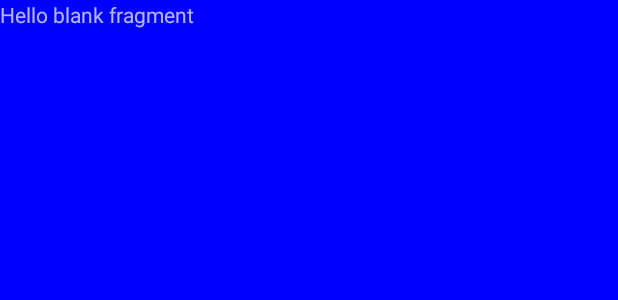
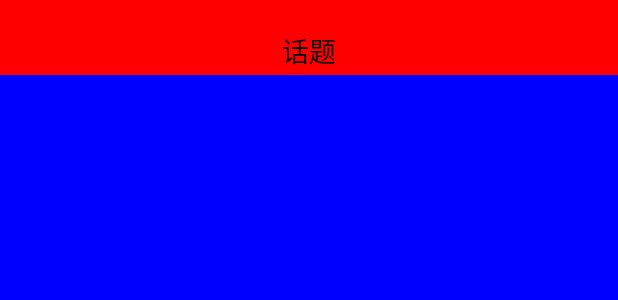
Before and after one commit to ClodWinter/CloseEye, an Android app: the layout fragment_discovery.xml on its own in the app's theme, with its tools: preview values and no code run, on a phone screen of 412 x 824 dp. Shown: the top 300 px of the screen. Run offline under Robolectric (Android 15) with nearby library versions, the light colour scheme and no system bars.

Commit message:
话题列表
话题列表

```diff
--- a/app/src/main/res/layout/fragment_discovery.xml
+++ b/app/src/main/res/layout/fragment_discovery.xml
@@ -1,14 +1,33 @@
-<FrameLayout xmlns:android="http://schemas.android.com/apk/res/android"
+<LinearLayout xmlns:android="http://schemas.android.com/apk/res/android"
     xmlns:tools="http://schemas.android.com/tools"
     android:layout_width="match_parent"
     android:layout_height="match_parent"
     android:background="@color/blue"
     tools:context="cn.lizhiyu.closeeye.fragment.DiscoveryFragment">
 
-    <!-- TODO: Update blank fragment layout -->
-    <TextView
+
+    <RelativeLayout
         android:layout_width="match_parent"
-        android:layout_height="match_parent"
-        android:text="@string/hello_blank_fragment" />
+        android:layout_height="50dp"
+        android:background="@color/red"
+        android:orientation="horizontal"
+        >
 
-</FrameLayout>
+        <TextView
+            android:layout_width="wrap_content"
+            android:layout_height="wrap_content"
+            android:text="话题"
+            android:textSize="18dp"
+            android:layout_centerHorizontal="true"
+            android:layout_marginTop="20dp"
+            android:textColor="@color/black"
+            />
+    </RelativeLayout>
+
+    <ListView
+        android:layout_width="match_parent"
+        android:layout_height="match_parent">
+
+    </ListView>
+
+</LinearLayout>
```
Also changed, not shown: app/src/main/res/layout/disc_list_item.xml (added, +21 -0 lines), app/src/main/res/mipmap-hdpi/user_icon_0.jpg (added), app/src/main/res/mipmap-hdpi/user_icon_1.jpg (added), app/src/main/res/mipmap-hdpi/user_icon_10.jpg (added), app/src/main/res/mipmap-hdpi/user_icon_2.jpg (added), app/src/main/res/mipmap-hdpi/user_icon_3.jpg (added), app/src/main/res/mipmap-hdpi/user_icon_4.jpg (added), app/src/main/res/mipmap-hdpi/user_icon_5.jpg (added), app/src/main/res/mipmap-hdpi/user_icon_6.jpg (added), app/src/main/res/mipmap-hdpi/user_icon_7.jpg (added), app/src/main/res/mipmap-hdpi/user_icon_8.jpg (added), app/src/main/res/mipmap-hdpi/user_icon_9.jpg (added).
